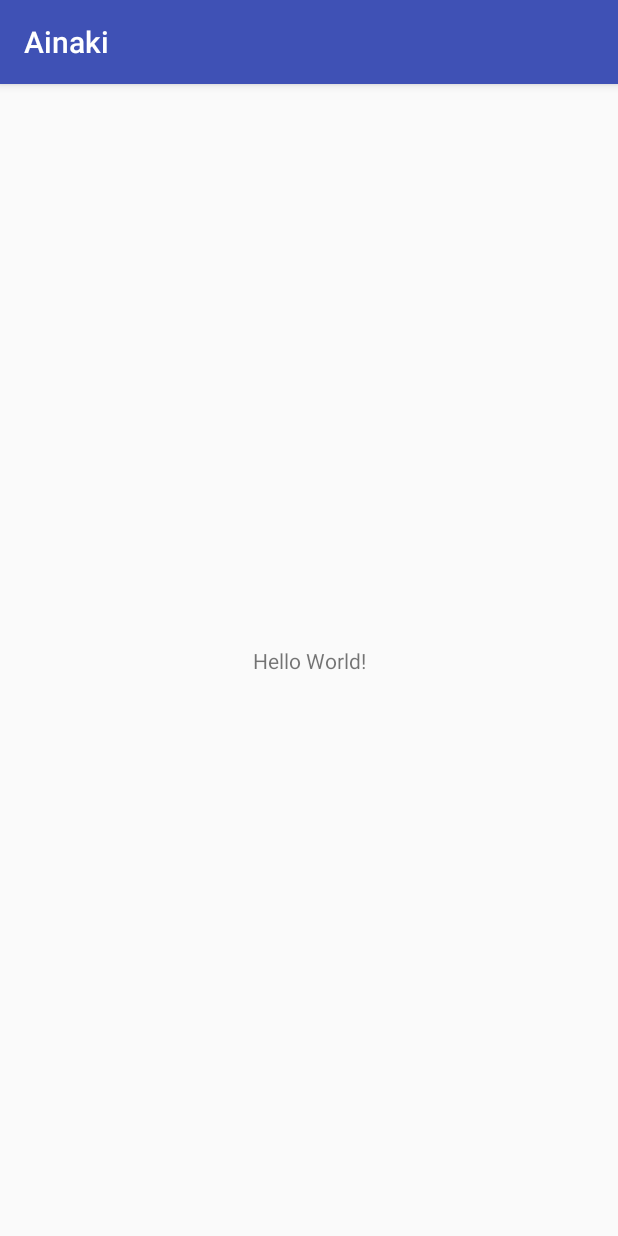
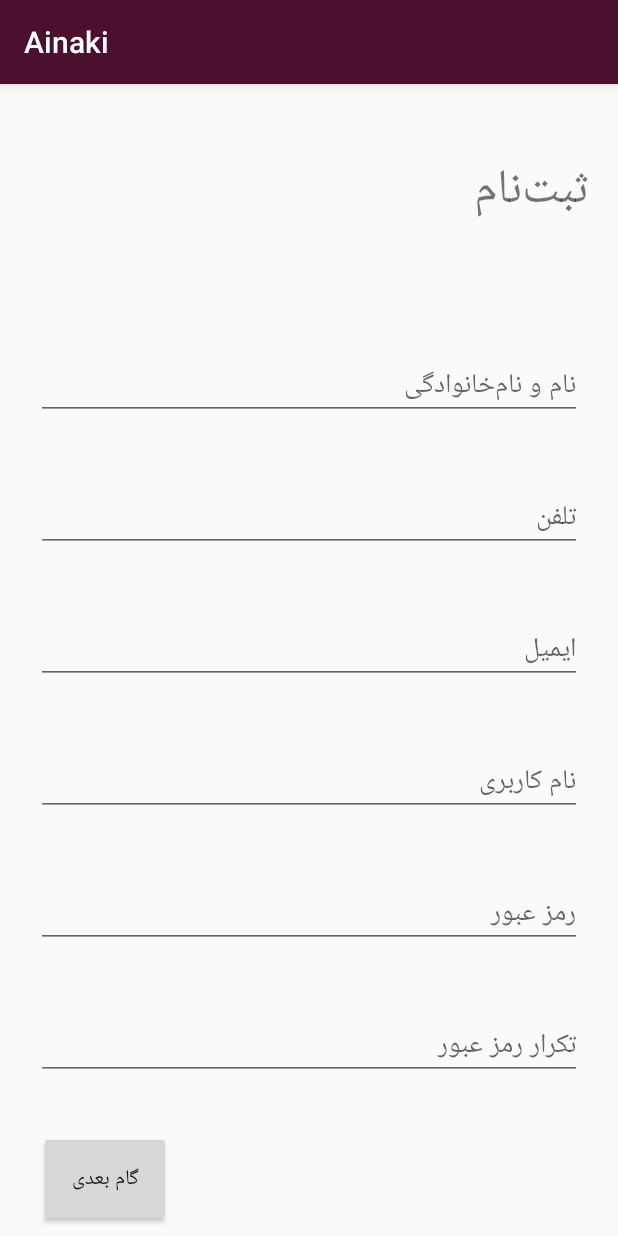
Before and after one commit to Mr648/ainaki-android-app, an Android app: the screen it shows after launch (MainActivity), on a phone screen of 412 x 824 dp. Run offline under Robolectric (Android 15) with nearby library versions, the light colour scheme and no system bars; 1 statement that could not run was skipped.

Commit message:
register activity first page added

```diff
--- a/app/build.gradle
+++ b/app/build.gradle
@@ -31,10 +31,14 @@ android {
 
 dependencies {
     compile fileTree(dir: 'libs', include: ['*.jar'])
+
     androidTestCompile('com.android.support.test.espresso:espresso-core:2.2.2', {
         exclude group: 'com.android.support', module: 'support-annotations'
     })
+
     compile 'com.android.support:appcompat-v7:25.3.1'
     compile 'com.android.support.constraint:constraint-layout:1.0.2'
+    compile 'com.android.support:design:25.3.1'
+
     testCompile 'junit:junit:4.12'
 }
--- a/app/src/main/java/apps/sffa/com/ainaki/MainActivity.java
+++ b/app/src/main/java/apps/sffa/com/ainaki/MainActivity.java
@@ -9,11 +9,11 @@ public class MainActivity extends AppCompatActivity {
     @Override
     protected void onCreate(Bundle savedInstanceState) {
         super.onCreate(savedInstanceState);
-        setContentView(R.layout.activity_main);
+        setContentView(R.layout.activity_register);
 
-        // Example of a call to a native method
-        TextView tv = (TextView) findViewById(R.id.sample_text);
-        tv.setText(stringFromJNI());
+//        // Example of a call to a native method
+//        TextView tv = (TextView) findViewById(R.id.sample_text);
+//        tv.setText(stringFromJNI());
     }
 
     /**
--- /dev/null
+++ b/app/src/main/res/layout/activity_register.xml
@@ -0,0 +1,203 @@
+<?xml version="1.0" encoding="utf-8"?>
+<android.support.design.widget.CoordinatorLayout xmlns:android="http://schemas.android.com/apk/res/android"
+    xmlns:app="http://schemas.android.com/apk/res-auto"
+    xmlns:tools="http://schemas.android.com/tools"
+    android:id="@+id/coordinator"
+    android:layout_width="match_parent"
+    android:layout_height="match_parent"
+    tools:context=".MainActivity">
+
+    <android.support.design.widget.AppBarLayout
+        android:layout_width="match_parent"
+        android:layout_height="@dimen/_144dp"
+        android:background="@null">
+
+        <android.support.design.widget.CollapsingToolbarLayout
+            android:id="@+id/collapsingToolbar"
+            android:layout_width="match_parent"
+            android:layout_height="match_parent"
+            android:fitsSystemWindows="true"
+            app:contentScrim="@null"
+            app:expandedTitleMarginEnd="30dp"
+            app:expandedTitleMarginStart="30dp"
+            app:layout_scrollFlags="scroll|exitUntilCollapsed"
+            app:layout_scrollInterpolator="@android:anim/bounce_interpolator"
+            app:title="@string/app_name">
+
+            <LinearLayout
+                android:layout_width="match_parent"
+                android:layout_height="match_parent"
+                android:gravity="center_vertical"
+                android:orientation="vertical"
+                android:padding="@dimen/_18dp">
+
+                <TextView
+                    android:id="@+id/textView"
+                    android:layout_width="match_parent"
+                    android:layout_height="wrap_content"
+                    android:text="@string/label_register"
+                    android:textSize="@dimen/_32sp" />
+            </LinearLayout>
+
+
+        </android.support.design.widget.CollapsingToolbarLayout>
+    </android.support.design.widget.AppBarLayout>
+
+    <android.support.v4.widget.NestedScrollView
+        android:layout_width="match_parent"
+        android:layout_height="match_parent"
+        app:layout_behavior="@string/appbar_scrolling_view_behavior">
+
+
+        <LinearLayout
+            android:layout_width="match_parent"
+            android:layout_height="match_parent"
+            android:orientation="vertical"
+            android:weightSum="10"
+            android:padding="@dimen/_8dp">
+
+            <LinearLayout
+                android:layout_width="0dp"
+                android:layout_height="0dp"
+                android:layout_weight="0"
+                android:focusable="true"
+                android:focusableInTouchMode="true" />
+
+            <LinearLayout
+                android:layout_width="match_parent"
+                android:layout_height="0dp"
+                android:layout_weight="7"
+                android:orientation="vertical"
+                android:focusable="true"
+                android:focusableInTouchMode="true" >
+
+                <android.support.design.widget.TextInputLayout
+                    android:id="@+id/inputLayoutName"
+                    android:layout_width="match_parent"
+                    android:layout_height="wrap_content"
+                    android:layout_margin="@dimen/_16dp">
+
+                    <android.support.design.widget.TextInputEditText
+                        android:id="@+id/txtNameAndFamily"
+                        android:layout_width="match_parent"
+                        android:layout_height="wrap_content"
+                        android:layout_centerHorizontal="true"
+                        android:layout_centerVertical="true"
+                        android:ems="10"
+                        android:gravity="right"
+                        android:hint="@string/hint_name_and_family" />
+
+                </android.support.design.widget.TextInputLayout>
+
+                <android.support.design.widget.TextInputLayout
+                    android:id="@+id/inputLayoutPhone"
+                    android:layout_width="match_parent"
+                    android:layout_height="wrap_content"
+                    android:layout_margin="@dimen/_16dp">
+
+                    <android.support.design.widget.TextInputEditText
+                        android:id="@+id/txtPhone"
+                        android:layout_width="match_parent"
+                        android:layout_height="wrap_content"
+                        android:layout_centerHorizontal="true"
+                        android:layout_centerVertical="true"
+                        android:ems="10"
+                        android:gravity="right"
+                        android:hint="@string/hint_phone" />
+
+                </android.support.design.widget.TextInputLayout>
+
+                <android.support.design.widget.TextInputLayout
+                    android:id="@+id/inputLayoutEmail"
+                    android:layout_width="match_parent"
+                    android:layout_height="wrap_content"
+                    android:layout_margin="@dimen/_16dp">
+
+                    <android.support.design.widget.TextInputEditText
+                        android:id="@+id/txtEmail"
+                        android:layout_width="match_parent"
+                        android:layout_height="wrap_content"
+                        android:layout_centerHorizontal="true"
+                        android:layout_centerVertical="true"
+                        android:ems="10"
+                        android:gravity="right"
+                        android:hint="@string/hint_email" />
+
+                </android.support.design.widget.TextInputLayout>
+
+                <android.support.design.widget.TextInputLayout
+                    android:id="@+id/inputLayoutUsername"
+                    android:layout_width="match_parent"
+                    android:layout_height="wrap_content"
+                    android:layout_margin="@dimen/_16dp">
+
+                    <android.support.design.widget.TextInputEditText
+                        android:id="@+id/txtUsername"
+                        android:layout_width="match_parent"
+                        android:layout_height="wrap_content"
+                        android:layout_centerHorizontal="true"
+                        android:layout_centerVertical="true"
+                        android:ems="10"
+                        android:gravity="right"
+                        android:hint="@string/hint_username" />
+
+                </android.support.design.widget.TextInputLayout>
+
+                <android.support.design.widget.TextInputLayout
+                    android:id="@+id/inputLayoutPassword"
+                    android:layout_width="match_parent"
+                    android:layout_height="wrap_content"
+                    android:layout_margin="@dimen/_16dp">
+
+                    <android.support.design.widget.TextInputEditText
+                        android:id="@+id/txtPassword"
+                        android:layout_width="match_parent"
+                        android:layout_height="wrap_content"
+                        android:layout_centerHorizontal="true"
+                        android:layout_centerVertical="true"
+                        android:ems="10"
+                        android:gravity="right"
+                        android:hint="@string/hint_password" />
+
+                </android.support.design.widget.TextInputLayout>
+
+                <android.support.design.widget.TextInputLayout
+                    android:id="@+id/inputLayoutConfirmPassword"
+                    android:layout_width="match_parent"
+                    android:layout_height="wrap_content"
+                    android:layout_margin="@dimen/_16dp">
+
+                    <android.support.design.widget.TextInputEditText
+                        android:id="@+id/txtConfirmPassword"
+                        android:layout_width="match_parent"
+                        android:layout_height="wrap_content"
+                        android:layout_centerHorizontal="true"
+                        android:layout_centerVertical="true"
+                        android:ems="10"
+                        android:gravity="right"
+                        android:hint="@string/hint_password_confirm" />
+
+                </android.support.design.widget.TextInputLayout>
+            </LinearLayout>
+
+
+            <LinearLayout
+                android:layout_width="match_parent"
+                android:layout_height="0dp"
+                android:layout_weight="3"
+                android:gravity="left|center_vertical"
+                android:orientation="horizontal"
+                android:padding="@dimen/_18dp">
+
+                <Button
+                    android:id="@+id/btnNextStep"
+                    android:layout_width="wrap_content"
+                    android:layout_height="@dimen/_64dp"
+                    android:padding="@dimen/_8dp"
+                    android:text="گام بعدی" />
+            </LinearLayout>
+        </LinearLayout>
+
+    </android.support.v4.widget.NestedScrollView>
+
+</android.support.design.widget.CoordinatorLayout>
--- /dev/null
+++ b/app/src/main/res/layout/toolbar.xml
@@ -0,0 +1,7 @@
+<?xml version="1.0" encoding="utf-8"?>
+<LinearLayout xmlns:android="http://schemas.android.com/apk/res/android"
+    android:orientation="vertical" android:layout_width="match_parent"
+    android:layout_height="match_parent">
+
+
+</LinearLayout>
--- a/app/src/main/res/values/colors.xml
+++ b/app/src/main/res/values/colors.xml
@@ -1,6 +1,9 @@
 <?xml version="1.0" encoding="utf-8"?>
 <resources>
-    <color name="colorPrimary">#3F51B5</color>
-    <color name="colorPrimaryDark">#303F9F</color>
+    <color name="colorPrimary">#4B102C</color>
+    <color name="colorPrimaryDark">#3e2723</color>
     <color name="colorAccent">#FF4081</color>
+    <color name="colorButton">#FF5252</color>
+    <color name="colorBlack">#000000</color>
+    <color name="colorWhite">#FFFFFF</color>
 </resources>
--- /dev/null
+++ b/app/src/main/res/values/dimens.xml
@@ -0,0 +1,40 @@
+<?xml version="1.0" encoding="utf-8"?>
+<resources>
+    <dimen name="_2dp">2dp</dimen>
+    <dimen name="_4dp">4dp</dimen>
+    <dimen name="_8dp">8dp</dimen>
+    <dimen name="_10dp">10dp</dimen>
+    <dimen name="_12dp">12dp</dimen>
+    <dimen name="_16dp">16dp</dimen>
+    <dimen name="_18dp">18dp</dimen>
+    <dimen name="_20dp">20dp</dimen>
+    <dimen name="_22dp">22dp</dimen>
+    <dimen name="_24dp">24dp</dimen>
+    <dimen name="_32dp">32dp</dimen>
+    <dimen name="_36dp">36dp</dimen>
+    <dimen name="_42dp">42dp</dimen>
+    <dimen name="_56dp">56dp</dimen>
+    <dimen name="_64dp">64dp</dimen>
+    <dimen name="_72dp">72dp</dimen>
+    <dimen name="_104dp">104dp</dimen>
+    <dimen name="_128dp">128dp</dimen>
+    <dimen name="_144dp">144dp</dimen>
+    <dimen name="_256dp">256dp</dimen>
+
+    <dimen name="_2sp">2sp</dimen>
+    <dimen name="_4sp">4sp</dimen>
+    <dimen name="_8sp">8sp</dimen>
+    <dimen name="_10sp">10sp</dimen>
+    <dimen name="_16sp">16sp</dimen>
+    <dimen name="_18sp">18sp</dimen>
+    <dimen name="_20sp">20sp</dimen>
+    <dimen name="_22sp">22sp</dimen>
+    <dimen name="_24sp">24sp</dimen>
+    <dimen name="_32sp">32sp</dimen>
+    <dimen name="_36sp">36sp</dimen>
+    <dimen name="_42sp">42sp</dimen>
+    <dimen name="_56sp">56sp</dimen>
+    <dimen name="_72sp">72sp</dimen>
+
+
+</resources>
--- a/app/src/main/res/values/strings.xml
+++ b/app/src/main/res/values/strings.xml
@@ -1,3 +1,13 @@
 <resources>
     <string name="app_name">Ainaki</string>
+    <string name="label_register">ثبت‌نام</string>
+    <string name="hint_name">نام</string>
+    <string name="hint_family">نام خانوادگی</string>
+    <string name="hint_name_and_family">نام و نام‌خانوادگی</string>
+    <string name="hint_phone">تلفن</string>
+    <string name="hint_password">رمز عبور</string>
+    <string name="hint_password_confirm">تکرار رمز عبور</string>
+    <string name="hint_username">نام کاربری</string>
+    <string name="hint_national_code">کد ملی</string>
+    <string name="hint_email">ایمیل</string>
 </resources>
```
